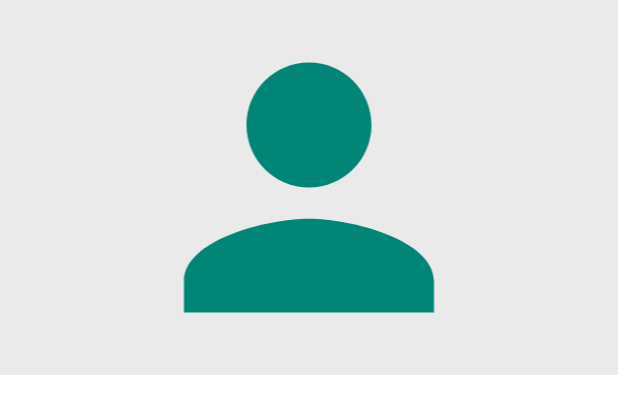
After one commit to VenceAlVirus/NoEstasSolo, an Android app: the layout layout_profile.xml on its own in the app's theme, with its tools: preview values and no code run, on a phone screen of 412 x 824 dp. The commit adds this screen. Shown: the top 414 px of the screen. Run offline under Robolectric (Android 15) with nearby library versions, the phone set to English and light mode, and no system bars.

Commit message:
edit profile and my profile fragment

```diff
--- /dev/null
+++ b/app/src/main/res/layout/layout_profile.xml
@@ -0,0 +1,20 @@
+<?xml version="1.0" encoding="utf-8"?>
+<androidx.constraintlayout.widget.ConstraintLayout xmlns:android="http://schemas.android.com/apk/res/android"
+    xmlns:app="http://schemas.android.com/apk/res-auto"
+    android:layout_width="match_parent"
+    android:layout_height="wrap_content"
+    android:background="@color/profile_background">
+
+    <ImageView
+        android:layout_width="match_parent"
+        android:layout_height="@dimen/profile_height"
+        android:orientation="vertical"
+        android:src="@drawable/ic_person"
+        app:layout_constraintEnd_toEndOf="parent"
+        app:layout_constraintHorizontal_bias="1.0"
+        app:layout_constraintStart_toStartOf="parent"
+        app:layout_constraintTop_toTopOf="parent">
+
+    </ImageView>
+
+</androidx.constraintlayout.widget.ConstraintLayout>
--- a/app/src/main/res/values/colors.xml
+++ b/app/src/main/res/values/colors.xml
@@ -17,4 +17,8 @@
     <color name="button_red">#BD1242</color>
     <color name="button_blue_stroke">#8044779F</color>
 
+    <!--profile-->
+    <color name="profile_background">#EAEAEA</color>
+
+
 </resources>
--- /dev/null
+++ b/app/src/main/res/values/dimen.xml
@@ -0,0 +1,8 @@
+<?xml version="1.0" encoding="utf-8"?>
+<resources>
+
+    <!--profile-->
+    <dimen name="profile_height">250dp</dimen>
+
+
+</resources>
```
Also changed, not shown: app/src/main/java/com/talentoMobile/noEstasSolo/features/perfil/views/EditProfileFragment.kt (added, +9 -0 lines), app/src/main/java/com/talentoMobile/noEstasSolo/features/perfil/views/ProfileFragment.kt (added, +9 -0 lines), app/src/main/res/layout/fragment_edit_profile.xml (added, +22 -0 lines), app/src/main/res/layout/fragment_profile.xml (added, +22 -0 lines), app/src/main/res/navigation/main_navigation.xml (+14 -2 lines), 4 other files.
